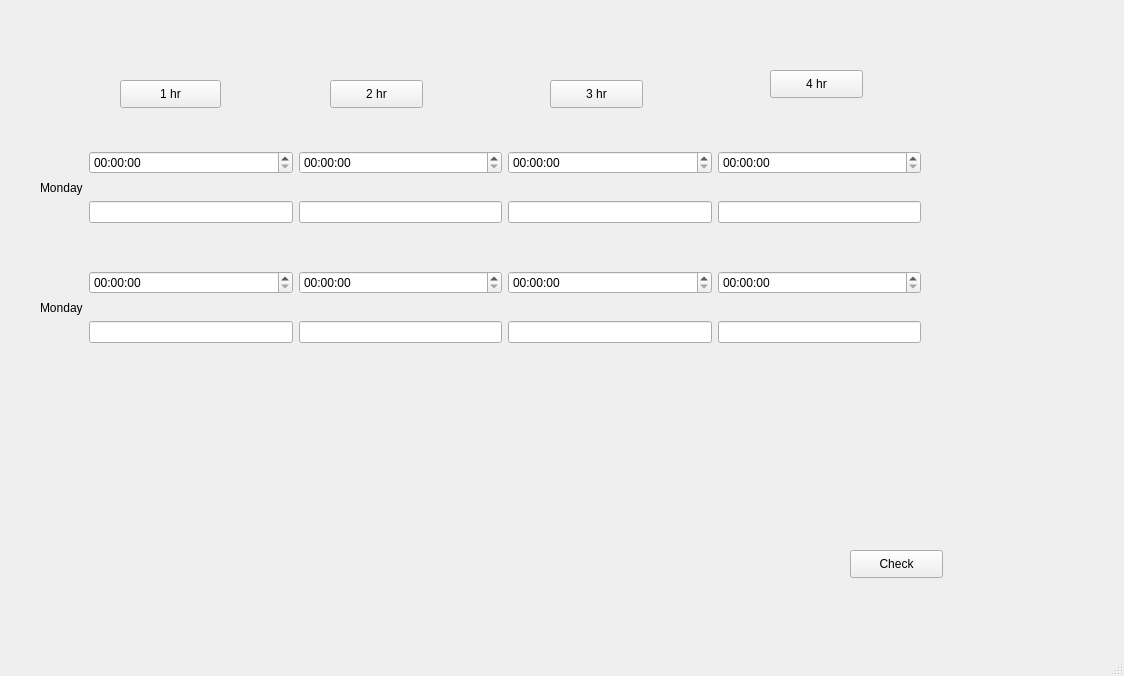
Before: the Qt Designer form first/mainwindow.ui in Devikarb/TIME4CLASS, drawn with Qt 5.
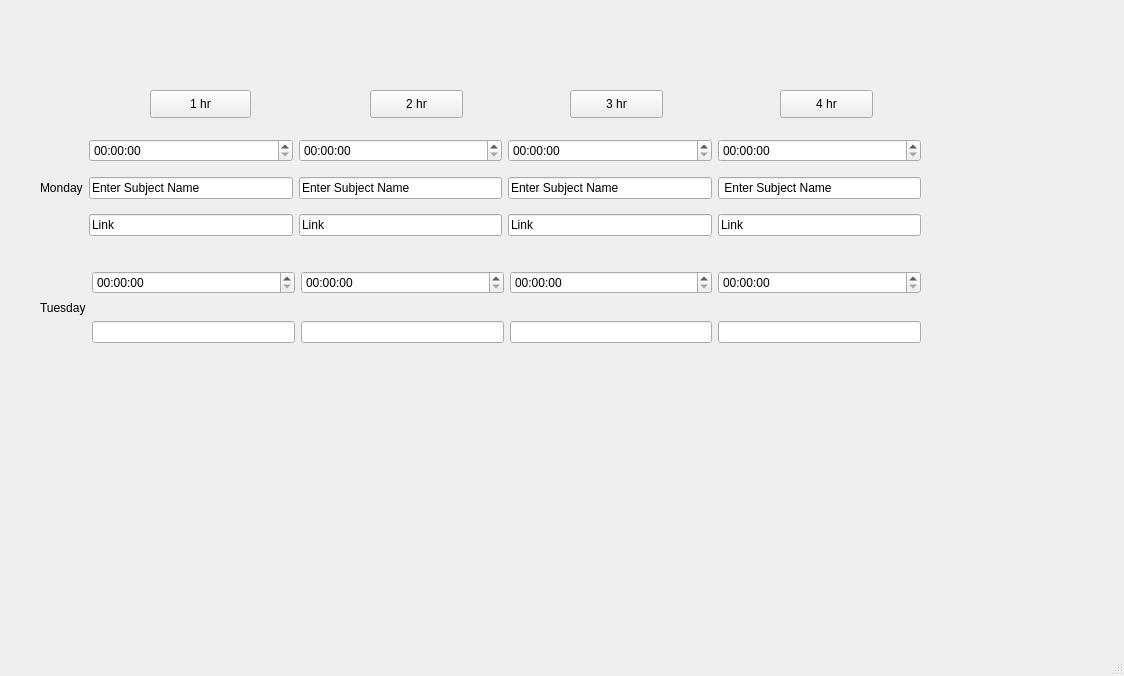
After: the same form once the commit is applied.

The edit to the form file:
```diff
--- a/first/mainwindow.ui
+++ b/first/mainwindow.ui
@@ -33,12 +33,26 @@
      </item>
      <item>
       <layout class="QGridLayout" name="gridLayout_7">
-       <item row="1" column="0">
-        <widget class="QLineEdit" name="lineEditmon"/>
-       </item>
        <item row="0" column="0">
         <widget class="QTimeEdit" name="timeEditMon1"/>
        </item>
+       <item row="1" column="0">
+        <widget class="QLineEdit" name="lineEditmon">
+         <property name="text">
+          <string>Enter Subject Name</string>
+         </property>
+        </widget>
+       </item>
+       <item row="2" column="0">
+        <widget class="QLineEdit" name="monLink1">
+         <property name="accessibleName">
+          <string>link</string>
+         </property>
+         <property name="text">
+          <string>Link</string>
+         </property>
+        </widget>
+       </item>
       </layout>
      </item>
      <item>
@@ -46,29 +60,65 @@
        <item row="0" column="0">
         <widget class="QTimeEdit" name="timeEditMon2"/>
        </item>
+       <item row="2" column="0">
+        <widget class="QLineEdit" name="lineEditmon_2">
+         <property name="text">
+          <string>Link</string>
+         </property>
+        </widget>
+       </item>
        <item row="1" column="0">
-        <widget class="QLineEdit" name="lineEditmon_2"/>
+        <widget class="QLineEdit" name="lineEdit_2">
+         <property name="text">
+          <string>Enter Subject Name</string>
+         </property>
+        </widget>
        </item>
       </layout>
      </item>
      <item>
       <layout class="QGridLayout" name="gridLayout_3">
-       <item row="1" column="0">
-        <widget class="QLineEdit" name="lineEditmon_3"/>
-       </item>
        <item row="0" column="0">
         <widget class="QTimeEdit" name="timeEditMon3"/>
        </item>
+       <item row="2" column="0">
+        <widget class="QLineEdit" name="lineEditmon_3">
+         <property name="text">
+          <string>Link</string>
+         </property>
+        </widget>
+       </item>
+       <item row="1" column="0">
+        <widget class="QLineEdit" name="lineEdit_3">
+         <property name="text">
+          <string>Enter Subject Name</string>
+         </property>
+        </widget>
+       </item>
       </layout>
      </item>
      <item>
       <layout class="QGridLayout" name="gridLayout_6">
-       <item row="1" column="0">
-        <widget class="QLineEdit" name="lineEditmon_4"/>
-       </item>
        <item row="0" column="0">
         <widget class="QTimeEdit" name="timeEditMon4"/>
        </item>
+       <item row="2" column="0">
+        <widget class="QLineEdit" name="lineEditmon_4">
+         <property name="text">
+          <string>Link</string>
+         </property>
+        </widget>
+       </item>
+       <item row="1" column="0">
+        <widget class="QLineEdit" name="lineEdit_4">
+         <property name="inputMask">
+          <string/>
+         </property>
+         <property name="text">
+          <string> Enter Subject Name</string>
+         </property>
+        </widget>
+       </item>
       </layout>
      </item>
     </layout>
@@ -76,8 +126,8 @@
    <widget class="QPushButton" name="pushButton">
     <property name="geometry">
      <rect>
-      <x>120</x>
-      <y>80</y>
+      <x>150</x>
+      <y>90</y>
       <width>101</width>
       <height>28</height>
      </rect>
@@ -89,8 +139,8 @@
    <widget class="QPushButton" name="pushButton_2">
     <property name="geometry">
      <rect>
-      <x>770</x>
-      <y>70</y>
+      <x>780</x>
+      <y>90</y>
       <width>93</width>
       <height>28</height>
      </rect>
@@ -102,8 +152,8 @@
    <widget class="QPushButton" name="pushButton_9">
     <property name="geometry">
      <rect>
-      <x>330</x>
-      <y>80</y>
+      <x>370</x>
+      <y>90</y>
       <width>93</width>
       <height>28</height>
      </rect>
@@ -115,8 +165,8 @@
    <widget class="QPushButton" name="pushButton_10">
     <property name="geometry">
      <rect>
-      <x>550</x>
-      <y>80</y>
+      <x>570</x>
+      <y>90</y>
       <width>93</width>
       <height>28</height>
      </rect>
@@ -125,19 +175,6 @@
      <string>3 hr</string>
     </property>
    </widget>
-   <widget class="QPushButton" name="pushButton_3">
-    <property name="geometry">
-     <rect>
-      <x>850</x>
-      <y>550</y>
-      <width>93</width>
-      <height>28</height>
-     </rect>
-    </property>
-    <property name="text">
-     <string>Check</string>
-    </property>
-   </widget>
    <widget class="QWidget" name="horizontalLayoutWidget_6">
     <property name="geometry">
      <rect>
@@ -151,7 +188,7 @@
      <item>
       <widget class="QLabel" name="label_6">
        <property name="text">
-        <string>Monday</string>
+        <string>Tuesday</string>
        </property>
       </widget>
      </item>
```
